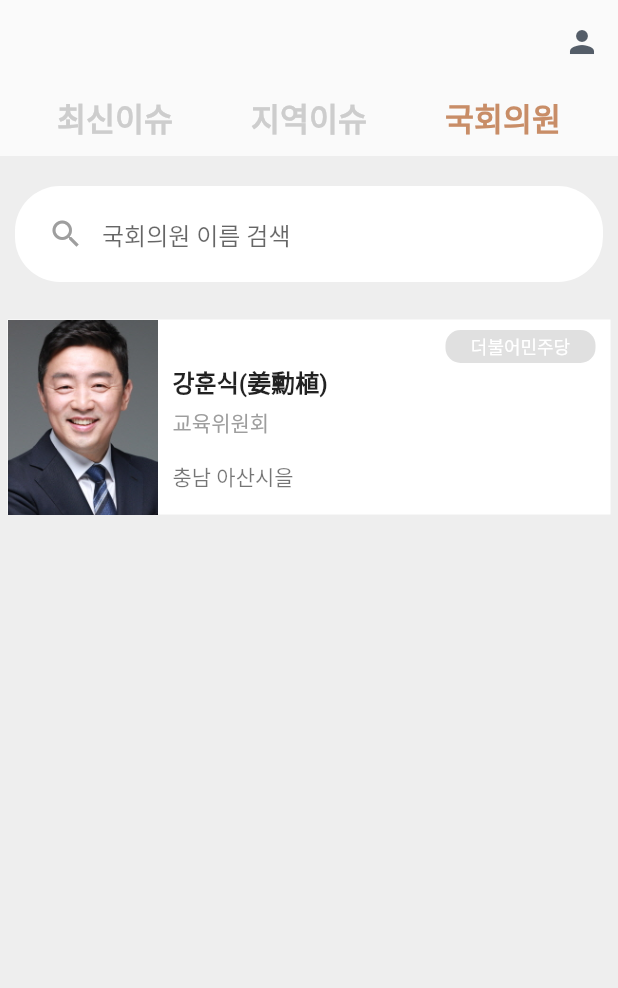
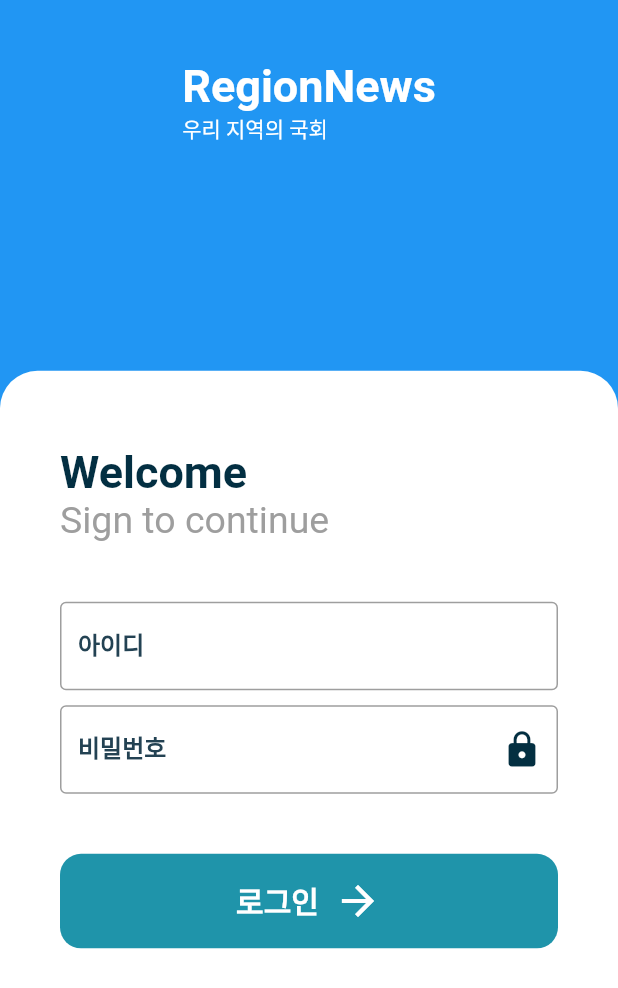
Before and after one commit to park-kitae/region_design, a Flutter app: the screen it shows after launch, tab 3 chosen, after a tap on the "person" icon, on a phone screen of 412 x 824 dp. Shown: the top 988 px of the screen. Run offline on Flutter 3.47's test engine with Material 2 defaults, Android fonts, the light colour scheme and no system bars; Roboto replaces fonts that are missing (Varela).

Commit message:
로그인 화면 추가
- 로그인 화면 추가
- 메인 디자인 수정

```diff
--- a/lib/detail/BottomTextForm.dart
+++ b/lib/detail/BottomTextForm.dart
@@ -5,8 +5,7 @@ class BottomTextFormField extends StatelessWidget {
   Widget build(BuildContext context) {
     return Container(
         decoration: BoxDecoration(
-          border: Border
-          color: Colors.white30
+          color: Colors.transparent
         ),
         child: TextFormField(
           decoration: InputDecoration(
--- /dev/null
+++ b/lib/login.dart
@@ -0,0 +1,247 @@
+import 'package:flutter/cupertino.dart';
+import 'package:flutter/material.dart';
+
+class LoginScreen extends StatefulWidget {
+  @override
+  _LoginScreenState createState() => _LoginScreenState();
+}
+
+class _LoginScreenState extends State<LoginScreen> {
+  @override
+  Widget build(BuildContext context) {
+    return Scaffold(
+      body: SingleChildScrollView(
+        child: Container(
+          child: Container(
+            height: MediaQuery.of(context).size.height,
+            width: MediaQuery.of(context).size.width,
+            color: Colors.blue,
+            child: SafeArea(
+              child: Column(
+                mainAxisAlignment: MainAxisAlignment.start,
+                children: <Widget>[
+                  SizedBox(height: 40),
+                  Expanded(
+                    child: Container(
+                      child: Column(
+                        crossAxisAlignment: CrossAxisAlignment.start,
+                        children: [
+                          Text(
+                            'RegionNews',
+                            style: TextStyle(
+                              fontWeight: FontWeight.bold,
+                              fontSize: 30,
+                              color: Colors.white,
+                            ),
+                          ),
+                          Text(
+                            '우리 지역의 국회',
+                            style: TextStyle(
+                              fontSize: 14,
+                              color: Colors.white,
+                            ),
+                          )
+                        ],
+                      )
+                    ),
+                  ),
+
+                  Container(
+                    padding: EdgeInsets.symmetric(horizontal: 40,vertical: 50),
+                    height: MediaQuery.of(context).size.height * 0.70,
+                    width: MediaQuery.of(context).size.width,
+                    decoration: BoxDecoration(
+                        color: Colors.white,
+                        borderRadius: BorderRadius.only(
+                            topLeft: Radius.circular(25),
+                            topRight: Radius.circular(25)
+                        )
+                    ),
+                    child: Column(
+                      crossAxisAlignment: CrossAxisAlignment.start,
+                      children: <Widget>[
+                        Text("Welcome",style: TextStyle(
+                            color: Color(0xFFF032f42),
+                            fontSize: 30,
+                            fontWeight: FontWeight.bold
+                        )),
+                        Text("Sign to continue",style: TextStyle(
+                            color: Colors.grey,
+                            fontSize: 25
+                        )),
+                        SizedBox(height: 40),
+                        CustomTextField(
+                          label: "아이디",
+                        ),
+                        SizedBox(height: 10),
+                        CustomTextField(
+                          label: "비밀번호",
+                          isPassword: true,
+                          icon: Icon(Icons.https, size: 27,color: Color(0xFFF032f41),),
+                        ),
+                        SizedBox(height: 40),
+                        ButtonLoginAnimation(
+                          label: "로그인",
+                          fontColor: Colors.white,
+                          background: Color(0xFFF1f94aa),
+                          borderColor: Color(0xFFF1a7a8c),
+                        )
+                      ],
+                    ),
+                  )
+
+                ],
+              ),
+            ),
+          ),
+        ),
+      ),
+    );
+  }
+}
+
+class CustomTextField extends StatelessWidget {
+
+  final String label;
+  final Widget icon;
+  final bool isPassword;
+
+  const CustomTextField({Key key, this.label, this.icon, this.isPassword = false}) : super(key: key);
+
+  @override
+  Widget build(BuildContext context) {
+    return TextField(
+      style: TextStyle(color: Color(0xFFF234253),fontWeight: FontWeight.bold),
+      obscureText: isPassword,
+      decoration: InputDecoration(
+          focusedBorder: OutlineInputBorder(
+              borderSide: BorderSide(color: Colors.grey, width: 1.0)
+          ),
+          enabledBorder: OutlineInputBorder(
+              borderSide: BorderSide(color: Colors.grey, width: 1.0)
+          ),
+          labelText: label,
+          labelStyle: TextStyle(color: Color(0xFFF234253),fontWeight: FontWeight.bold),
+          suffixIcon: icon
+      ),
+
+    );
+  }
+}
+
+class ButtonLoginAnimation extends StatefulWidget {
+
+  final String label;
+  final Color background;
+  final Color borderColor;
+  final Color fontColor;
+  final Function onTap;
+  final Widget child;
+
+  const ButtonLoginAnimation({Key key, this.label, this.background, this.borderColor, this.fontColor, this.onTap, this.child}) : super(key: key);
+
+  @override
+  _ButtonLoginAnimationState createState() => _ButtonLoginAnimationState();
+}
+
+class _ButtonLoginAnimationState extends State<ButtonLoginAnimation>
+    with TickerProviderStateMixin {
+
+  AnimationController _positionController;
+  Animation<double> _positionAnimation;
+
+  AnimationController _scaleController;
+  Animation<double> _scaleAnimation;
+
+  bool _isLogin = false;
+  bool _isIconHide = false;
+
+  @override
+  void initState() {
+    super.initState();
+
+    _positionController = AnimationController(
+        vsync: this,
+        duration: Duration(milliseconds: 800)
+    );
+
+    _positionAnimation = Tween<double>(begin: 10.0, end: 255.0)
+        .animate(_positionController)..addStatusListener((status){
+      if(status == AnimationStatus.completed){
+        setState(() {
+          _isIconHide = true;
+        });
+        _scaleController.forward();
+      }
+    });
+
+    _scaleController = AnimationController(
+        vsync: this,
+        duration: Duration(milliseconds: 900)
+    );
+
+    _scaleAnimation = Tween<double>(begin: 1.0, end: 32)
+        .animate(_scaleController)..addStatusListener((status){
+      if(status == AnimationStatus.completed){
+      }
+    });
+
+  }
+
+  @override
+  Widget build(BuildContext context) {
+    return InkWell(
+      onTap: (){
+        setState(() {
+          _isLogin = true;
+        });
+        _positionController.forward();
+      },
+      child: Container(
+        height: 63,
+        width: double.infinity,
+        decoration: BoxDecoration(
+          color: widget.background,
+          borderRadius: BorderRadius.circular(14),
+        ),
+        child: !_isLogin ? Row(
+          crossAxisAlignment: CrossAxisAlignment.center,
+          mainAxisAlignment: MainAxisAlignment.center,
+          children: <Widget>[
+            Text(widget.label, style: TextStyle(
+                color: widget.fontColor,
+                fontSize: 20,
+                fontWeight: FontWeight.bold
+            )),
+            SizedBox(width: 10),
+            Icon(Icons.arrow_forward, color: widget.fontColor,size: 32)
+          ],
+        ) : Stack(
+          children: <Widget>[
+            AnimatedBuilder(
+              animation: _positionController,
+              builder: (context, child) => Positioned(
+                left: _positionAnimation.value,
+                top: 5,
+                child: AnimatedBuilder(
+                  animation: _scaleController,
+                  builder: (context,build) => Transform.scale(
+                      scale: _scaleAnimation.value,
+                      child: Container(
+                        height: 50,
+                        width: 50,
+                        decoration: BoxDecoration(
+                          color: widget.borderColor,
+                          shape: BoxShape.circle,
+                        ),
+                        child: !_isIconHide ? Icon(Icons.arrow_forward, color: widget.fontColor,size: 32) : Container(),
+                      )),
+                ),
+              ),
+            )
+          ],
+        ),
+      ),
+    );
+  }
+}
--- a/lib/main.dart
+++ b/lib/main.dart
@@ -2,6 +2,7 @@ import 'package:flutter/material.dart';
 import 'package:region_design/list/MainListPage.dart';
 import 'package:region_design/list/LocationListPage.dart';
 import 'package:region_design/list/SearchListPage.dart';
+import 'package:region_design/login.dart';
 
 void main() {
   runApp(MyApp());
@@ -43,13 +44,30 @@ class _MyHomePageState extends State<MyHomePage>
         backgroundColor: Colors.transparent,
         elevation: 0.0,
         centerTitle: true,
+        title: Container(
+          alignment: Alignment.centerLeft,
+          child: Text(
+            'RegionNews',
+            style: TextStyle(
+              fontSize: 25,
+              color: Colors.black54,
+              fontWeight: FontWeight.bold
+            ),
+          ),
+        ),
         actions: <Widget>[
           IconButton(
-            icon: Icon(Icons.person, color: Color(0xFF545D68)),
+            icon: Icon(
+              Icons.person,
+              color: Colors.black54,
+            ),
             onPressed: () {
-              //TODO: notifications icon press...
+              Navigator.of(context).push(
+                  MaterialPageRoute(builder: (context) => LoginScreen(
+                  ))
+              );
             },
-          )
+          ),
         ],
       ),
       body: Container(
@@ -62,10 +80,10 @@ class _MyHomePageState extends State<MyHomePage>
             SafeArea(
               child: TabBar(
                 controller: _tabController,
-                indicatorColor: Colors.transparent,
-                labelColor: Color(0xFFC88D67),
+                indicatorColor: Colors.blue,
+                labelColor: Colors.black54,
                 isScrollable: true,
-                unselectedLabelColor: Color(0xFFCDCDCD),
+                unselectedLabelColor: Colors.black12,
                 tabs: [
                   Tab(child: tabItem('최신이슈', font_family)),
                   Tab(child: tabItem('지역이슈', font_family)),
@@ -105,4 +123,5 @@ class _MyHomePageState extends State<MyHomePage>
       )
     );
   }
+
 }
```
Also changed, not shown: 1 other file.
